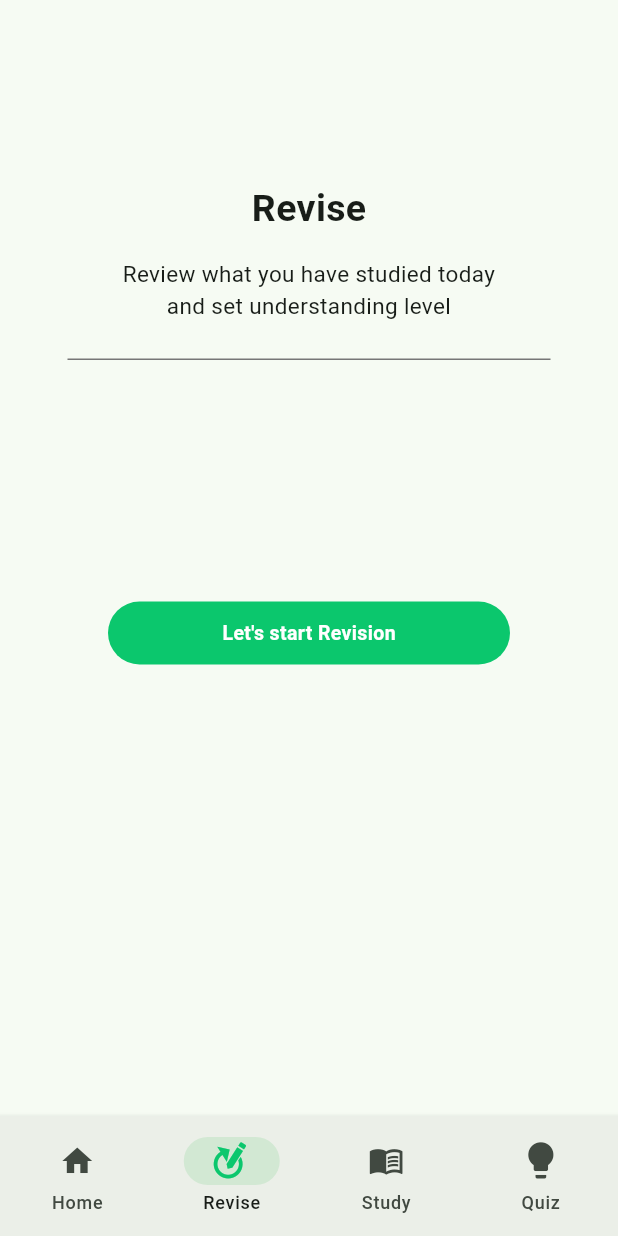
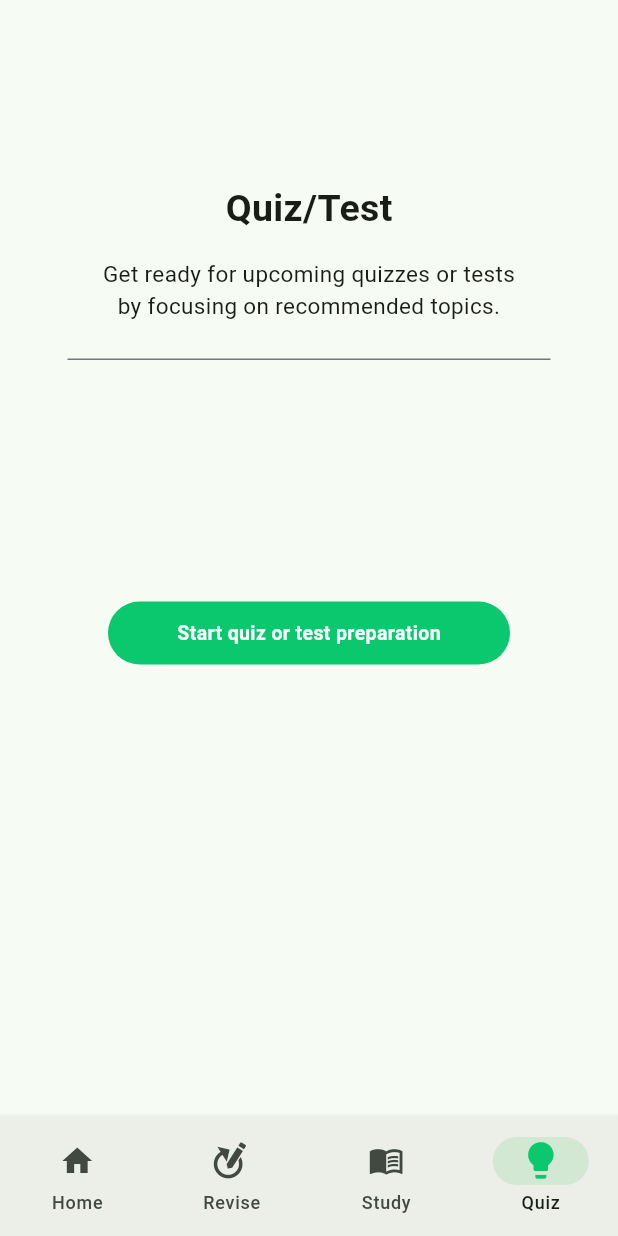
Before and after one commit to imranahmad2k1/spa-app, a Flutter app: the screen it shows after launch, on a phone screen of 412 x 824 dp. Run offline on Flutter 3.47's test engine with Material 2 defaults, Android fonts, the phone set to English and light mode, and no system bars; our stand-ins replace carousel_slider.

Commit message:
quiztest view completed

```diff
--- a/lib/main.dart
+++ b/lib/main.dart
@@ -5,6 +5,7 @@ import 'package:student_personal_assistant/views/homepage_view.dart';
 import 'package:student_personal_assistant/views/login/forgot_password_view.dart';
 import 'package:student_personal_assistant/views/login/login_view.dart';
 import 'package:student_personal_assistant/views/login/password_reset_email_view.dart';
+import 'package:student_personal_assistant/views/quiz/quiztest_view.dart';
 import 'package:student_personal_assistant/views/recommended_topics_view.dart';
 import 'package:student_personal_assistant/views/register/create_an_account_view.dart';
 import 'package:student_personal_assistant/views/register/verify_email_view.dart';
@@ -23,6 +24,6 @@ void main() {
       colorScheme: ColorScheme.fromSeed(seedColor: const Color(primaryColor)),
       useMaterial3: true,
     ),
-    home: const ReviseView(),
+    home: const QuizTestView(),
   ));
 }
--- /dev/null
+++ b/lib/views/quiz/quiztest_view.dart
@@ -0,0 +1,50 @@
+import 'package:flutter/material.dart';
+import 'package:student_personal_assistant/components/custom_button.dart';
+import 'package:student_personal_assistant/components/custom_divider.dart';
+import 'package:student_personal_assistant/components/custom_heading.dart';
+import 'package:student_personal_assistant/components/custom_navbar.dart';
+import 'package:student_personal_assistant/components/custom_text.dart';
+
+class QuizTestView extends StatelessWidget {
+  const QuizTestView({super.key});
+
+  @override
+  Widget build(BuildContext context) {
+    return Scaffold(
+      body: Column(
+        crossAxisAlignment: CrossAxisAlignment.center,
+        children: [
+          const SizedBox(
+            height: 121,
+          ),
+          const CustomHeading(
+            text: 'Quiz/Test',
+          ),
+          const SizedBox(
+            height: 15,
+          ),
+          const CustomText(
+            text:
+                'Get ready for upcoming quizzes or tests \nby focusing on recommended topics.',
+            alignLeft: false,
+          ),
+          const SizedBox(
+            height: 20,
+          ),
+          const CustomDivider(
+            alignLeft: false,
+          ),
+          const SizedBox(
+            height: 156,
+          ),
+          CustomButton(
+              buttonText: 'Start quiz or test preparation', onPressed: () {}),
+          const SizedBox(
+            height: 35,
+          ),
+        ],
+      ),
+      bottomNavigationBar: const CustomNavBar(selectedMenu: 3),
+    );
+  }
+}
```
